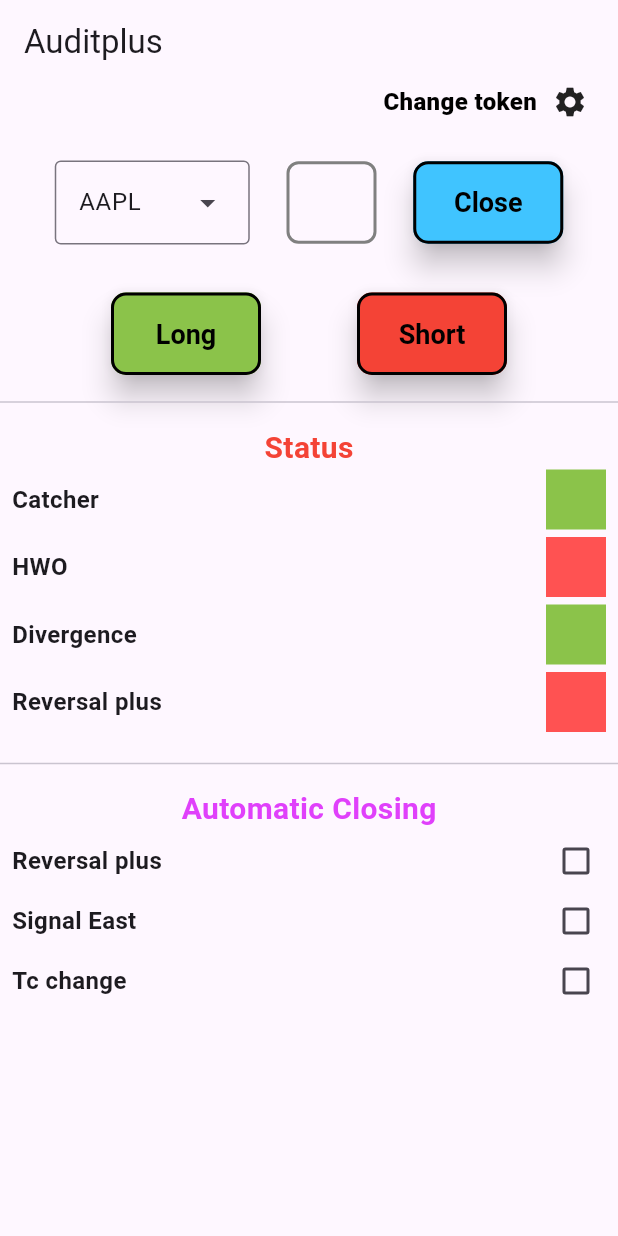
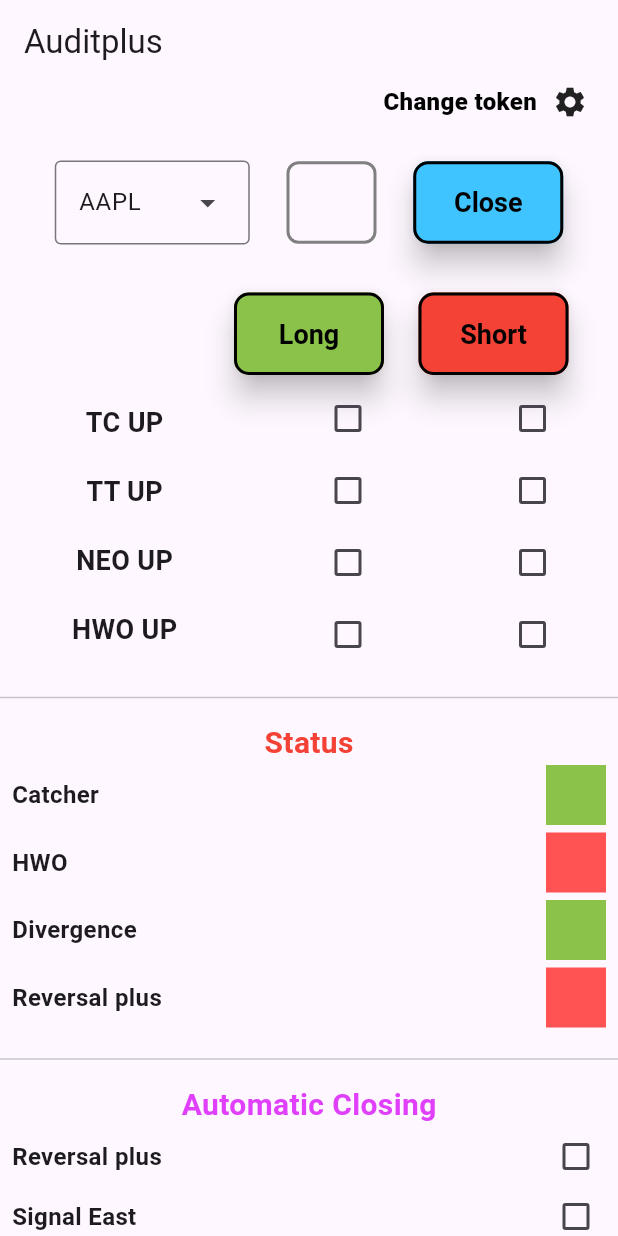
Before and after one commit to Sanjaipaulraj/trading_app, a Flutter app: the screen it shows after launch, on a phone screen of 412 x 824 dp. Run offline on Flutter 3.47's test engine with Material 3 defaults, Android fonts, the phone set to English and light mode, and no system bars; drawn by our look-alikes of toastification; our stand-ins replace dio, shared_preferences.

Commit message:
checkbox sectoins added

```diff
--- a/lib/pages/home_screen.dart
+++ b/lib/pages/home_screen.dart
@@ -7,6 +7,7 @@ import 'package:provider/provider.dart';
 import 'package:toastification/toastification.dart';
 import 'package:trading_app/intent.dart';
 import 'package:trading_app/sections/automatic_closing_section.dart';
+import 'package:trading_app/sections/conditon_title_section.dart';
 import 'package:trading_app/sections/long_button_section.dart';
 import 'package:trading_app/sections/short_button_section.dart';
 import 'package:trading_app/sections/status_section.dart';
@@ -250,10 +251,6 @@ class HomeScreenState extends State<HomeScreen> {
                       Column(
                         crossAxisAlignment: CrossAxisAlignment.start,
                         children: [
-                          // Text(
-                          //   'Symbol',
-                          //   style: TextStyle(fontSize: 16, color: Colors.black, fontWeight: FontWeight.w900),
-                          // ),
                           SizedBox(
                             child: DropdownMenu<String>(
                               width: 130,
@@ -308,7 +305,6 @@ class HomeScreenState extends State<HomeScreen> {
                                   alignment: Alignment.center,
                                   autoCloseDuration: const Duration(seconds: 2),
                                 );
-                                print(5);
                                 toastification.show(
                                   backgroundColor: Color.fromRGBO(242, 186, 185, 1),
                                   context: context,
@@ -332,10 +328,7 @@ class HomeScreenState extends State<HomeScreen> {
                   padding: const EdgeInsets.all(10.0),
                   child: Row(
                     mainAxisAlignment: MainAxisAlignment.spaceEvenly,
-                    children: [
-                      LongButtonSection(),
-                      ShortButtonSection(token: token),
-                    ],
+                    children: [ConditonTitleSection(), LongButtonSection(), ShortButtonSection()],
                   ),
                 ),
                 Divider(),
--- a/lib/sections/automatic_closing_section.dart
+++ b/lib/sections/automatic_closing_section.dart
@@ -9,7 +9,7 @@ class AutomaticClosingSection extends StatefulWidget {
 
 class _AutomaticClosingSectionState extends State<AutomaticClosingSection> {
   bool _isRevChecked = false;
-  bool _isSigChecked = false;
+  bool _isSignalChecked = false;
   bool _isTcChecked = false;
 
   @override
@@ -59,10 +59,10 @@ class _AutomaticClosingSectionState extends State<AutomaticClosingSection> {
                 height: 40,
                 width: 40,
                 child: Checkbox(
-                  value: _isSigChecked,
+                  value: _isSignalChecked,
                   onChanged: (bool? newValue) {
                     setState(() {
-                      _isSigChecked = newValue!;
+                      _isSignalChecked = newValue!;
                     });
                   },
                   activeColor: Colors.green,
--- /dev/null
+++ b/lib/sections/conditon_title_section.dart
@@ -0,0 +1,47 @@
+import 'package:flutter/material.dart';
+
+class ConditonTitleSection extends StatelessWidget {
+  const ConditonTitleSection({super.key});
+
+  @override
+  Widget build(BuildContext context) {
+    return Column(
+      mainAxisAlignment: MainAxisAlignment.center,
+      children: [
+        SizedBox(height: 60, width: 100),
+        Padding(
+          padding: const EdgeInsets.all(10),
+          child: Text(
+            'TC UP',
+            textAlign: TextAlign.end,
+            style: TextStyle(fontSize: 18, fontWeight: FontWeight.w600),
+          ),
+        ),
+        Padding(
+          padding: const EdgeInsets.all(10),
+          child: Text(
+            'TT UP',
+            textAlign: TextAlign.end,
+            style: TextStyle(fontSize: 18, fontWeight: FontWeight.w600),
+          ),
+        ),
+        Padding(
+          padding: const EdgeInsets.all(10),
+          child: Text(
+            'NEO UP',
+            textAlign: TextAlign.end,
+            style: TextStyle(fontSize: 18, fontWeight: FontWeight.w600),
+          ),
+        ),
+        Padding(
+          padding: const EdgeInsets.all(10),
+          child: Text(
+            'HWO UP',
+            textAlign: TextAlign.end,
+            style: TextStyle(fontSize: 18, fontWeight: FontWeight.w600),
+          ),
+        ),
+      ],
+    );
+  }
+}
--- a/lib/sections/long_button_section.dart
+++ b/lib/sections/long_button_section.dart
@@ -12,6 +12,11 @@ class LongButtonSection extends StatefulWidget {
 }
 
 class _LongButtonSectionState extends State<LongButtonSection> {
+  bool _isTcChecked = false;
+  bool _isTtChecked = false;
+  bool _isNeoChecked = false;
+  bool _isHwoChecked = false;
+
   @override
   void initState() {
     super.initState();
@@ -23,6 +28,7 @@ class _LongButtonSectionState extends State<LongButtonSection> {
       builder: (context, myToken, child) {
         return Column(
           mainAxisAlignment: MainAxisAlignment.end,
+          crossAxisAlignment: CrossAxisAlignment.end,
           children: [
             ElevatedButton(
               style: ElevatedButton.styleFrom(
@@ -68,6 +74,67 @@ class _LongButtonSectionState extends State<LongButtonSection> {
               },
               child: Text('Long'),
             ),
+            SizedBox(height: 5),
+            Row(
+              mainAxisAlignment: MainAxisAlignment.end,
+              children: [
+                Checkbox(
+                  value: _isTcChecked,
+                  onChanged: (bool? newValue) {
+                    setState(() {
+                      _isTcChecked = newValue!;
+                    });
+                  },
+                  activeColor: Colors.green,
+                  checkColor: Colors.white,
+                ),
+              ],
+            ),
+            Row(
+              mainAxisAlignment: MainAxisAlignment.end,
+              children: [
+                Checkbox(
+                  value: _isTtChecked,
+                  onChanged: (bool? newValue) {
+                    setState(() {
+                      _isTtChecked = newValue!;
+                    });
+                  },
+                  activeColor: Colors.green,
+                  checkColor: Colors.white,
+                ),
+              ],
+            ),
+            Row(
+              mainAxisAlignment: MainAxisAlignment.end,
+              children: [
+                Checkbox(
+                  value: _isNeoChecked,
+                  onChanged: (bool? newValue) {
+                    setState(() {
+                      _isNeoChecked = newValue!;
+                    });
+                  },
+                  activeColor: Colors.green,
+                  checkColor: Colors.white,
+                ),
+              ],
+            ),
+            Row(
+              mainAxisAlignment: MainAxisAlignment.end,
+              children: [
+                Checkbox(
+                  value: _isHwoChecked,
+                  onChanged: (bool? newValue) {
+                    setState(() {
+                      _isHwoChecked = newValue!;
+                    });
+                  },
+                  activeColor: Colors.green,
+                  checkColor: Colors.white,
+                ),
+              ],
+            ),
           ],
         );
       },
--- a/lib/sections/short_button_section.dart
+++ b/lib/sections/short_button_section.dart
@@ -5,19 +5,20 @@ import 'package:trading_app/intent.dart';
 import 'package:trading_app/token_provider.dart';
 
 class ShortButtonSection extends StatefulWidget {
-  final String token;
-  const ShortButtonSection({super.key, required this.token});
+  const ShortButtonSection({super.key});
 
   @override
   State<ShortButtonSection> createState() => _ShortButtonSectionState();
 }
 
 class _ShortButtonSectionState extends State<ShortButtonSection> {
-  late String tok;
+  bool _isTcChecked = false;
+  bool _isTtChecked = false;
+  bool _isNeoChecked = false;
+  bool _isHwoChecked = false;
 
   @override
   void initState() {
-    tok = widget.token;
     super.initState();
   }
 
@@ -27,6 +28,7 @@ class _ShortButtonSectionState extends State<ShortButtonSection> {
       builder: (context, myToken, child) {
         return Column(
           mainAxisAlignment: MainAxisAlignment.end,
+          crossAxisAlignment: CrossAxisAlignment.end,
           children: [
             ElevatedButton(
               style: ElevatedButton.styleFrom(
@@ -68,6 +70,67 @@ class _ShortButtonSectionState extends State<ShortButtonSection> {
               },
               child: Text('Short'),
             ),
+            SizedBox(height: 5),
+            Row(
+              mainAxisAlignment: MainAxisAlignment.end,
+              children: [
+                Checkbox(
+                  value: _isTcChecked,
+                  onChanged: (bool? newValue) {
+                    setState(() {
+                      _isTcChecked = newValue!;
+                    });
+                  },
+                  activeColor: Colors.green,
+                  checkColor: Colors.white,
+                ),
+              ],
+            ),
+            Row(
+              mainAxisAlignment: MainAxisAlignment.end,
+              children: [
+                Checkbox(
+                  value: _isTtChecked,
+                  onChanged: (bool? newValue) {
+                    setState(() {
+                      _isTtChecked = newValue!;
+                    });
+                  },
+                  activeColor: Colors.green,
+                  checkColor: Colors.white,
+                ),
+              ],
+            ),
+            Row(
+              mainAxisAlignment: MainAxisAlignment.end,
+              children: [
+                Checkbox(
+                  value: _isNeoChecked,
+                  onChanged: (bool? newValue) {
+                    setState(() {
+                      _isNeoChecked = newValue!;
+                    });
+                  },
+                  activeColor: Colors.green,
+                  checkColor: Colors.white,
+                ),
+              ],
+            ),
+            Row(
+              mainAxisAlignment: MainAxisAlignment.end,
+              children: [
+                Checkbox(
+                  value: _isHwoChecked,
+                  onChanged: (bool? newValue) {
+                    setState(() {
+                      _isHwoChecked = newValue!;
+                    });
+                  },
+                  activeColor: Colors.green,
+                  checkColor: Colors.white,
+                ),
+              ],
+            ),
           ],
         );
       },
```
